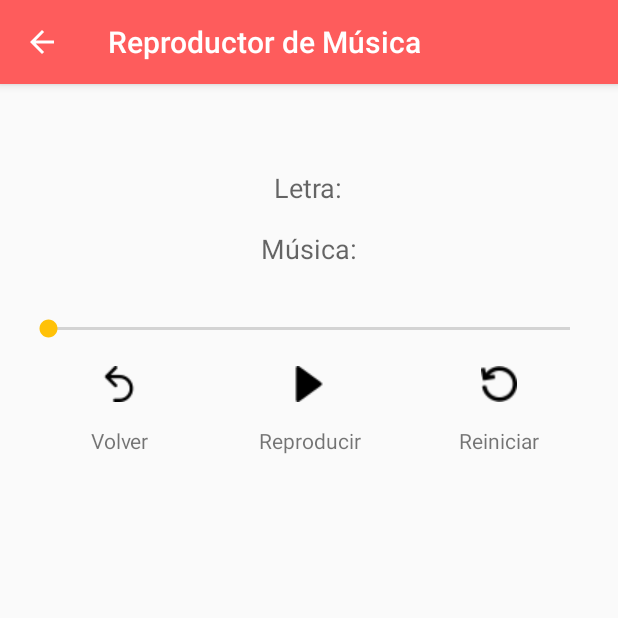
After one commit to davidauza-engineer/Android-AgenciaEMD, an Android app: the MusicPlayer screen opened directly, with no data from a screen before it, on a phone screen of 412 x 824 dp, the top half of it. The commit adds this screen. Run offline under Robolectric (Android 15) with nearby library versions, the phone set to English and light mode, and no system bars.

Commit message:
Music Player layout done.

```diff
--- a/app/src/main/AndroidManifest.xml
+++ b/app/src/main/AndroidManifest.xml
@@ -9,6 +9,14 @@
         android:roundIcon="@mipmap/ic_launcher_round"
         android:supportsRtl="true"
         android:theme="@style/AppTheme">
+        <activity
+            android:name=".MusicPlayer"
+            android:label="@string/music_player_activity_label"
+            android:parentActivityName=".MusicMenu">
+            <meta-data
+                android:name="android.support.PARENT_ACTIVITY"
+                android:value=".MusicMenu" />
+        </activity>
         <activity
             android:name=".MusicMenu"
             android:label="@string/music_menu_activity_label"
--- /dev/null
+++ b/app/src/main/java/engineer/davidauza/agenciaemd/MusicPlayer.java
@@ -0,0 +1,13 @@
+package engineer.davidauza.agenciaemd;
+
+import android.os.Bundle;
+import android.support.v7.app.AppCompatActivity;
+
+public class MusicPlayer extends AppCompatActivity {
+
+    @Override
+    protected void onCreate(Bundle savedInstanceState) {
+        super.onCreate(savedInstanceState);
+        setContentView(R.layout.activity_music_player);
+    }
+}
--- a/app/src/main/res/layout/activity_main.xml
+++ b/app/src/main/res/layout/activity_main.xml
@@ -167,9 +167,9 @@
             app:layout_constraintTop_toBottomOf="@id/music_button" />
 
         <Button
-            android:layout_width="0dp"
             android:id="@+id/tejo_button"
             style="@style/MainButtons"
+            android:layout_width="0dp"
             android:drawableLeft="@drawable/scoreboard"
             android:onClick="goToTejoActivity"
             android:text="@string/main_tejo"
@@ -187,14 +187,8 @@
 
         <TextView
             android:id="@+id/copyright"
-            android:layout_width="wrap_content"
-            android:layout_height="wrap_content"
+            style="@style/CopyrightTextView"
             android:layout_marginTop="40dp"
-            android:layout_marginBottom="16dp"
-            android:gravity="center_horizontal"
-            android:textColor="@color/colorSecondaryText"
-            android:textColorLink="@android:color/holo_blue_light"
-            android:textSize="10sp"
             app:layout_constraintBottom_toBottomOf="parent"
             app:layout_constraintLeft_toLeftOf="parent"
             app:layout_constraintRight_toRightOf="parent"
--- a/app/src/main/res/layout/activity_music_menu.xml
+++ b/app/src/main/res/layout/activity_music_menu.xml
@@ -9,17 +9,15 @@
     <TextView
         android:layout_width="wrap_content"
         android:layout_height="wrap_content"
-        android:layout_marginLeft="16dp"
-        android:layout_marginTop="16dp"
+        android:layout_margin="16dp"
         android:text="@string/music_header"
-        android:textAppearance="?android:textAppearanceSmall"
+        android:textAppearance="?android:textAppearanceMedium"
         android:textColor="@color/colorPrimaryText" />
 
     <GridView
         android:id="@+id/grid"
         android:layout_width="match_parent"
         android:layout_height="match_parent"
-        android:layout_marginTop="16dp"
         android:gravity="center"
         android:numColumns="2"
         android:paddingBottom="24dp"
--- /dev/null
+++ b/app/src/main/res/layout/activity_music_player.xml
@@ -0,0 +1,103 @@
+<?xml version="1.0" encoding="utf-8"?>
+<ScrollView xmlns:android="http://schemas.android.com/apk/res/android"
+    xmlns:tools="http://schemas.android.com/tools"
+    android:layout_width="match_parent"
+    android:layout_height="match_parent"
+    android:orientation="vertical"
+    tools:context=".MusicPlayer">
+
+    <LinearLayout
+        android:layout_width="match_parent"
+        android:layout_height="match_parent"
+        android:orientation="vertical">
+
+        <TextView
+            android:id="@+id/song_name"
+            style="@style/SongName"
+            android:layout_margin="16dp"
+            android:textAppearance="?android:textAppearanceMedium"
+            tools:text="@string/music_song_one_name" />
+
+        <LinearLayout style="@style/MusicPlayerHorizontalLinearLayouts">
+
+            <TextView
+                style="@style/MusicPlayerTextViews"
+                android:text="@string/music_layout_lyrics" />
+
+            <TextView
+                android:id="@+id/song_lyrics_composer"
+                style="@style/MusicPlayerTextViews"
+                android:singleLine="true"
+                tools:text="@string/music_song_one_lyrics_composer" />
+        </LinearLayout>
+
+        <LinearLayout style="@style/MusicPlayerHorizontalLinearLayouts">
+
+            <TextView
+                style="@style/MusicPlayerTextViews"
+                android:text="@string/music_layout_music" />
+
+            <TextView
+                android:id="@+id/song_music_composer"
+                style="@style/MusicPlayerTextViews"
+                android:singleLine="true"
+                tools:text="@string/music_song_one_music_composer" />
+
+        </LinearLayout>
+
+        <ImageView
+            android:id="@+id/song_picture"
+            style="@style/SongPicture"
+            android:layout_gravity="center_horizontal"
+            android:maxWidth="200dp"
+            tools:src="@drawable/colombia_flag" />
+
+        <SeekBar
+            android:layout_width="match_parent"
+            android:layout_height="wrap_content"
+            android:layout_margin="16dp"
+            android:max="100"
+            android:progress="0"
+            tools:progress="20" />
+
+        <LinearLayout style="@style/MusicPlayerHorizontalLinearLayouts">
+
+            <ImageView
+                style="@style/MusicPlayerIcons"
+                android:src="@drawable/undo" />
+
+            <ImageView
+                style="@style/MusicPlayerIcons"
+                android:src="@drawable/play_icon" />
+
+            <ImageView
+                style="@style/MusicPlayerIcons"
+                android:src="@drawable/reset" />
+        </LinearLayout>
+
+        <LinearLayout style="@style/MusicPlayerHorizontalLinearLayouts">
+
+            <TextView
+                style="@style/MusicPlayerHelperText"
+                android:text="@string/music_player_helper_back" />
+
+            <TextView
+                style="@style/MusicPlayerHelperText"
+                android:text="@string/music_player_helper_play" />
+
+            <TextView
+                style="@style/MusicPlayerHelperText"
+                android:text="@string/music_player_helper_reset" />
+
+        </LinearLayout>
+
+        <TextView
+            android:id="@+id/copyright"
+            style="@style/CopyrightTextView"
+            android:layout_gravity="center"
+            android:layout_marginTop="40dp"
+            tools:text="[Copyright]" />
+
+    </LinearLayout>
+
+</ScrollView>
--- a/app/src/main/res/layout/activity_test_results.xml
+++ b/app/src/main/res/layout/activity_test_results.xml
@@ -93,16 +93,10 @@
 
         <TextView
             android:id="@+id/copyright"
-            android:layout_width="wrap_content"
-            android:layout_height="wrap_content"
+            style="@style/CopyrightTextView"
             android:layout_marginLeft="56dp"
             android:layout_marginTop="32dp"
             android:layout_marginRight="56dp"
-            android:layout_marginBottom="16dp"
-            android:gravity="center_horizontal"
-            android:textColor="@color/colorSecondaryText"
-            android:textColorLink="@android:color/holo_blue_light"
-            android:textSize="10sp"
             app:layout_constraintBottom_toBottomOf="parent"
             app:layout_constraintLeft_toLeftOf="parent"
             app:layout_constraintRight_toRightOf="parent"
--- a/app/src/main/res/layout/song_layout.xml
+++ b/app/src/main/res/layout/song_layout.xml
@@ -15,21 +15,15 @@
 
         <ImageView
             android:id="@+id/song_picture"
-            android:layout_width="wrap_content"
-            android:layout_height="wrap_content"
-            android:adjustViewBounds="true"
+            style="@style/SongPicture"
             android:maxWidth="150dp"
             tools:src="@drawable/colombia_flag" />
 
         <TextView
             android:id="@+id/song_name"
-            android:layout_width="match_parent"
-            android:layout_height="wrap_content"
+            style="@style/SongName"
             android:layout_marginTop="8dp"
-            android:gravity="center"
             android:textAppearance="?android:textAppearanceSmall"
-            android:textColor="@color/colorPrimaryText"
-            android:textStyle="bold"
             tools:text="@string/music_song_one_name" />
 
         <LinearLayout style="@style/SongHorizontalLinearLayouts">
--- a/app/src/main/res/values/strings.xml
+++ b/app/src/main/res/values/strings.xml
@@ -250,4 +250,12 @@
     <string name="music_song_four_music_composer">Luis Antonio Escobar</string>
     <!-- Music Menu Strings End -->
 
+    <!-- Music Player Strings Start -->
+    <string name="music_player_activity_label">Reproductor de Música</string>
+    <string name="music_player_helper_back">Volver</string>
+    <string name="music_player_helper_play">Reproducir</string>
+    <string name="music_player_helper_pause">Pausar</string>
+    <string name="music_player_helper_reset">Reiniciar</string>
+    <!-- Music Player Strings End -->
+
 </resources>
--- a/app/src/main/res/values/styles.xml
+++ b/app/src/main/res/values/styles.xml
@@ -145,4 +145,68 @@
         <item name="android:gravity">center_horizontal</item>
     </style>
 
+    <!-- Style defined for Song Name TextViews in the song_layout.xml file and
+            activity_music_player.xml file -->
+    <style name="SongName">
+        <item name="android:layout_width">match_parent</item>
+        <item name="android:layout_height">wrap_content</item>
+        <item name="android:gravity">center</item>
+        <item name="android:singleLine">true</item>
+        <item name="android:textColor">@color/colorPrimaryText</item>
+        <item name="android:textStyle">bold</item>
+    </style>
+
+    <!-- Style for the TextViews in the activity_music_player.xml file -->
+    <style name="MusicPlayerTextViews">
+        <item name="android:layout_height">wrap_content</item>
+        <item name="android:layout_width">wrap_content</item>
+        <item name="android:textAppearance">?android:textAppearanceMedium</item>
+    </style>
+
+    <!-- Style for the horizontal LinearLayouts in the activity_music_player.xml file -->
+    <style name="MusicPlayerHorizontalLinearLayouts">
+        <item name="android:layout_width">match_parent</item>
+        <item name="android:layout_height">wrap_content</item>
+        <item name="android:orientation">horizontal</item>
+        <item name="android:gravity">center_horizontal</item>
+        <item name="android:layout_marginLeft">16dp</item>
+        <item name="android:layout_marginRight">16dp</item>
+        <item name="android:layout_marginBottom">16dp</item>
+    </style>
+
+    <!-- Style for Song Pircture ImageViews in the song_layout.xml file and
+        activity_music_player.xml file -->
+    <style name="SongPicture">
+        <item name="android:layout_width">wrap_content</item>
+        <item name="android:layout_height">wrap_content</item>
+        <item name="android:adjustViewBounds">true</item>
+    </style>
+
+    <!-- Style for control icons at activity_music_player.xml file -->
+    <style name="MusicPlayerIcons">
+        <item name="android:layout_width">24dp</item>
+        <item name="android:layout_height">24dp</item>
+        <item name="android:layout_weight">1</item>
+    </style>
+
+    <!-- Style for helper text below control icons at activity_music_player.xml file -->
+    <style name="MusicPlayerHelperText">
+        <item name="android:layout_width">0dp</item>
+        <item name="android:layout_height">wrap_content</item>
+        <item name="android:layout_weight">1</item>
+        <item name="android:gravity">center</item>
+        <item name="android:textAppearance">?android:textAppearanceSmall</item>
+    </style>
+
+    <!-- Style for copyright TextViews at various activities -->
+    <style name="CopyrightTextView">
+        <item name="android:layout_width">wrap_content</item>
+        <item name="android:layout_height">wrap_content</item>
+        <item name="android:layout_marginBottom">16dp</item>
+        <item name="android:gravity">center</item>
+        <item name="android:textColor">@color/colorSecondaryText</item>
+        <item name="android:textColorLink">@android:color/holo_blue_light</item>
+        <item name="android:textSize">10sp</item>
+    </style>
+
 </resources>
```
Also changed, not shown: app/src/main/res/drawable/pause_icon.png (added), app/src/main/res/drawable/play_icon.png (added).
